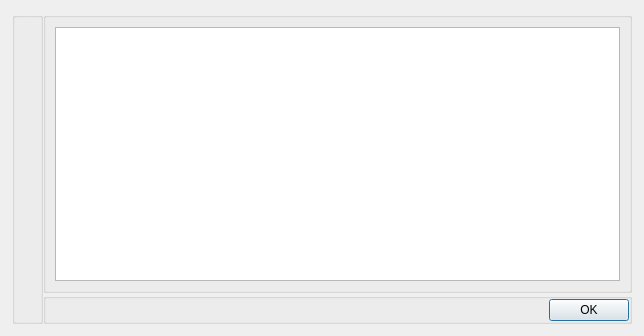
This is src/qt/forms/helpmessagedialog.ui in genisyskernel/koyotecoin as Qt 5 draws it before an edit. The edited form follows.
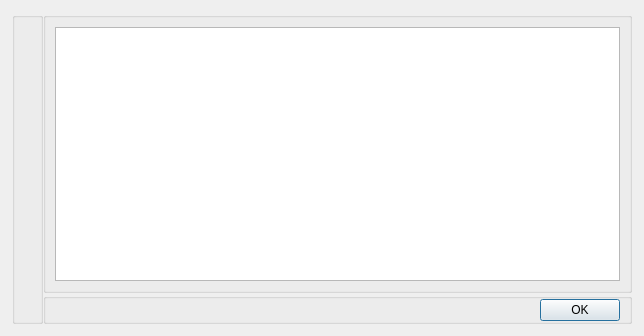
This is the edited form. Icons and pictures are not drawn.

Commit message:
koyotecoin: fix ui form
Koyotecoin: Fix UI Form

```diff
--- a/src/qt/forms/helpmessagedialog.ui
+++ b/src/qt/forms/helpmessagedialog.ui
@@ -152,18 +152,21 @@
        <property name="title">
         <string/>
        </property>
+       <property name="flat">
+        <bool>true</bool>
+       </property>
        <layout class="QVBoxLayout" name="verticalLayout_7">
         <property name="spacing">
          <number>10</number>
         </property>
         <property name="leftMargin">
-         <number>0</number>
+         <number>9</number>
         </property>
         <property name="topMargin">
          <number>0</number>
         </property>
         <property name="rightMargin">
-         <number>0</number>
+         <number>9</number>
         </property>
         <property name="bottomMargin">
          <number>0</number>
```
Left out of the diff: 15 changed lines with no effect on the pictures. The commit also changes 1 other file.
